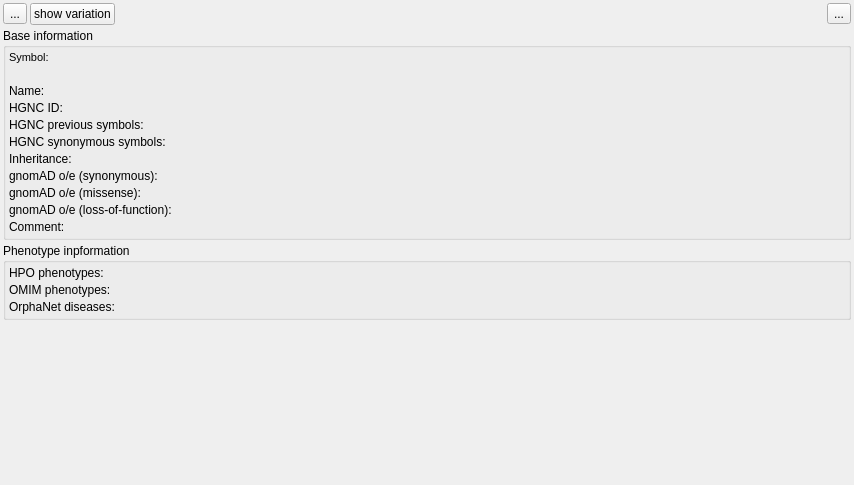
Old version of the form src/GSvar/GeneWidget.ui in the repository imgag/ngs-bits.
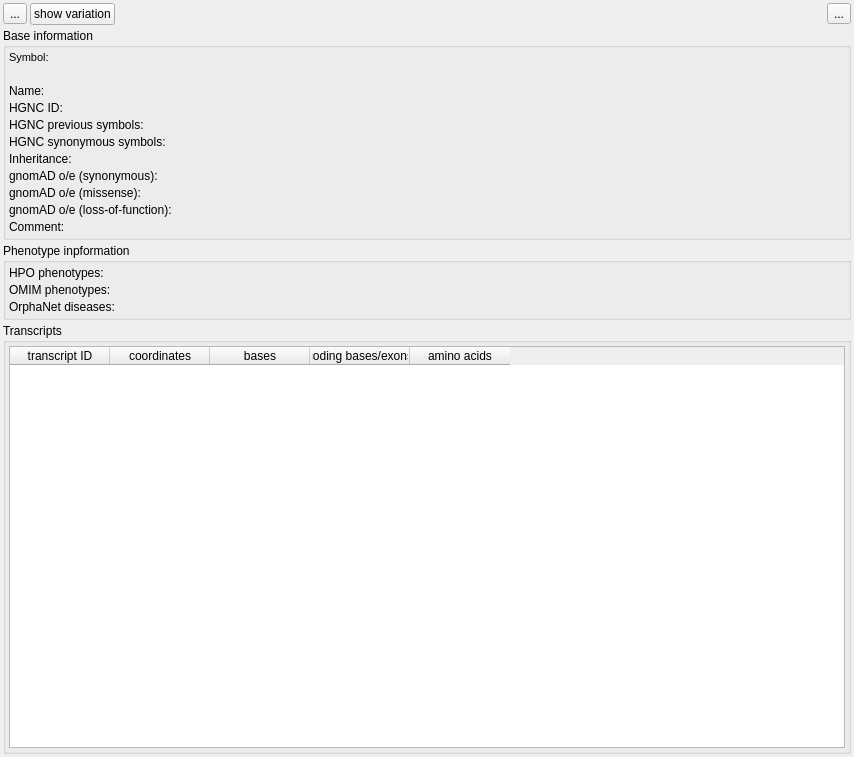
New version of the form. Icons and pictures are not drawn.

Commit message: GSvar: Added transcript list to gene tab.

```diff
--- a/src/GSvar/GeneWidget.ui
+++ b/src/GSvar/GeneWidget.ui
@@ -7,7 +7,7 @@
     <x>0</x>
     <y>0</y>
     <width>854</width>
-    <height>485</height>
+    <height>757</height>
    </rect>
   </property>
   <property name="sizePolicy">
@@ -528,17 +528,66 @@
     </widget>
    </item>
    <item>
-    <spacer name="verticalSpacer">
-     <property name="orientation">
-      <enum>Qt::Vertical</enum>
+    <widget class="QGroupBox" name="groupBox_3">
+     <property name="title">
+      <string>Transcripts</string>
      </property>
-     <property name="sizeHint" stdset="0">
-      <size>
-       <width>154</width>
-       <height>199</height>
-      </size>
+     <property name="flat">
+      <bool>true</bool>
      </property>
-    </spacer>
+     <layout class="QVBoxLayout" name="verticalLayout_2">
+      <property name="spacing">
+       <number>3</number>
+      </property>
+      <property name="leftMargin">
+       <number>3</number>
+      </property>
+      <property name="topMargin">
+       <number>3</number>
+      </property>
+      <property name="rightMargin">
+       <number>3</number>
+      </property>
+      <property name="bottomMargin">
+       <number>3</number>
+      </property>
+      <item>
+       <widget class="QTableWidget" name="transcripts">
+        <attribute name="verticalHeaderVisible">
+         <bool>false</bool>
+        </attribute>
+        <column>
+         <property name="text">
+          <string>transcript ID</string>
+         </property>
+        </column>
+        <column>
+         <property name="text">
+          <string>coordinates</string>
+         </property>
+         <property name="toolTip">
+          <string>&lt;html&gt;&lt;head/&gt;&lt;body&gt;&lt;p&gt;Genomic coordinates of transcript (coding and non-coding part).&lt;/p&gt;&lt;/body&gt;&lt;/html&gt;</string>
+         </property>
+        </column>
+        <column>
+         <property name="text">
+          <string>bases</string>
+         </property>
+        </column>
+        <column>
+         <property name="text">
+          <string>coding bases/exons</string>
+         </property>
+        </column>
+        <column>
+         <property name="text">
+          <string>amino acids</string>
+         </property>
+        </column>
+       </widget>
+      </item>
+     </layout>
+    </widget>
    </item>
   </layout>
  </widget>
```
Left out of the diff: 2 changed lines with no effect on the pictures. The commit also changes 13 other files.
